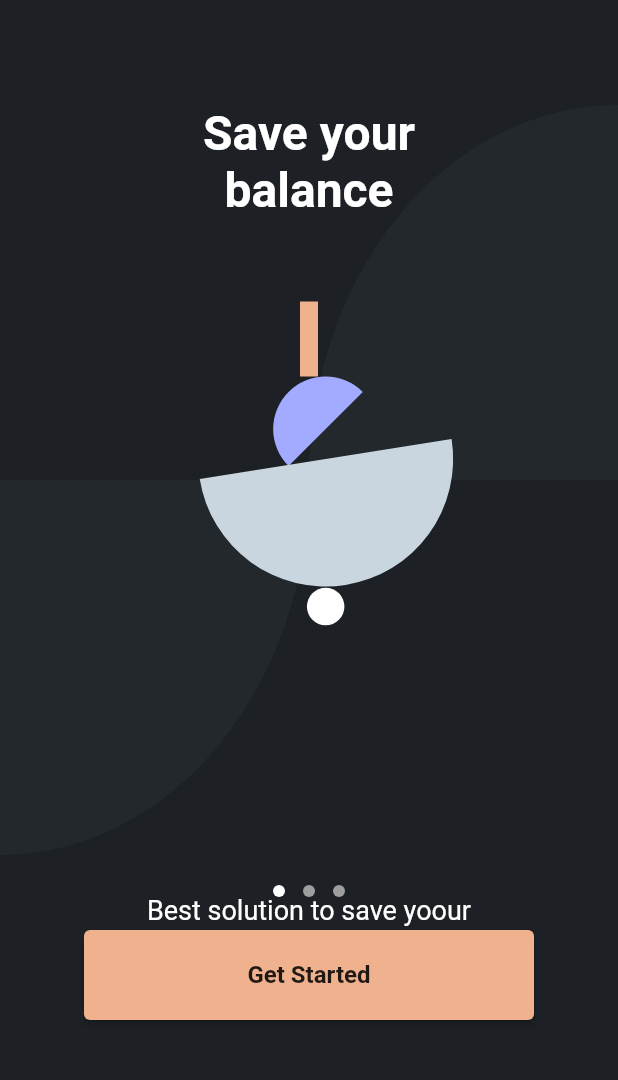
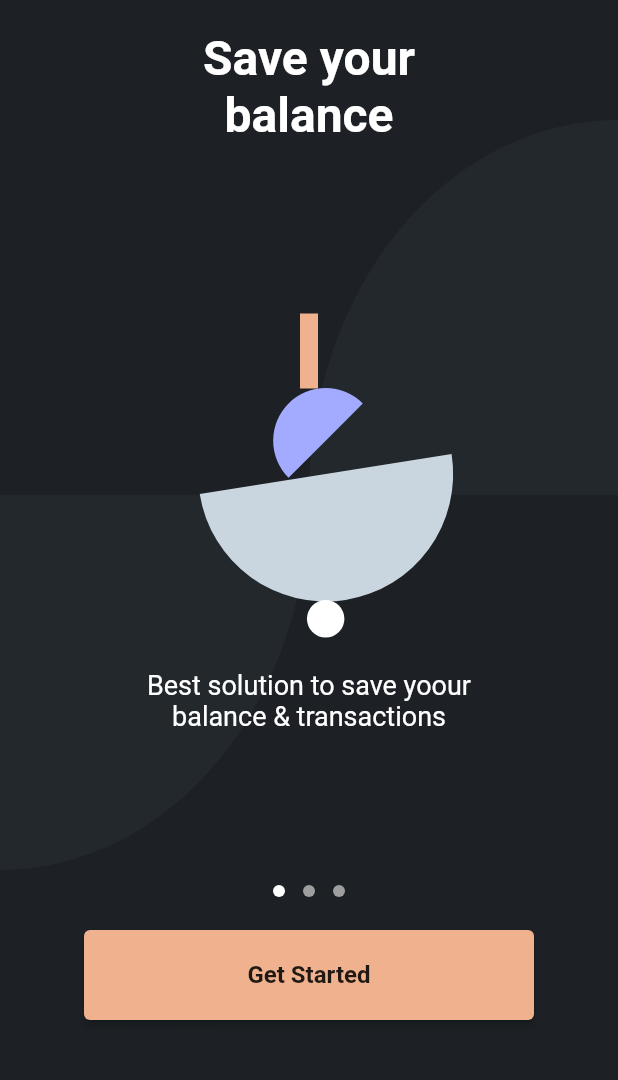
Before and after one commit to adolesamuel/sendme_work, a Flutter app: the screen it shows after launch, on a phone screen of 412 x 824 dp, the part 120-1200 px from its top. Run offline on Flutter 3.47's test engine with Material 2 defaults, Android fonts, the phone set to English and light mode, and no system bars; drawn by our look-alikes of introduction_screen; missing offline and left inert: number_display.

Commit message:
Support for multidevices

```diff
--- a/lib/home/home_page.dart
+++ b/lib/home/home_page.dart
@@ -24,6 +24,7 @@ class _HomePageState extends State<HomePage> {
       ),
       body: Padding(
         padding: const EdgeInsets.symmetric(horizontal: 8.0),
+        child: SingleChildScrollView(
           child: Column(
             children: [
               TopBar(),
@@ -70,7 +71,8 @@ class _HomePageState extends State<HomePage> {
                   children: const [
                     Text(
                       'Super Card',
-                    style: TextStyle(fontSize: 20, fontWeight: FontWeight.bold),
+                      style:
+                          TextStyle(fontSize: 20, fontWeight: FontWeight.bold),
                     ),
                     Icon(Icons.chevron_right),
                   ],
@@ -133,6 +135,7 @@ class _HomePageState extends State<HomePage> {
             ],
           ),
         ),
+      ),
     );
   }
 }
--- a/lib/intro_screen/intro_content.dart
+++ b/lib/intro_screen/intro_content.dart
@@ -1,3 +1,5 @@
+import 'dart:io';
+
 import 'package:flutter/material.dart';
 import 'package:sendme_work/common/bankcard/half_semi_circle.dart';
 import 'package:sendme_work/intro_screen/intro_objects.dart';
@@ -8,21 +10,24 @@ class IntroContent extends StatelessWidget {
   @override
   Widget build(BuildContext context) {
     return Padding(
-      padding: const EdgeInsets.only(top: 150),
+      padding: EdgeInsets.only(top: Platform.isIOS ? 150 : 100),
       child: Stack(
         children: [
-          SizedBox(
-            width: MediaQuery.of(context).size.width,
-            height: 500,
-            child: const HalfSemiCircle(
-              color: Color(0xff22282C),
-              onIntro: true,
+          Positioned(
+            top: 60,
+            child: SizedBox(
+              width: MediaQuery.of(context).size.width,
+              height: 500,
+              child: const HalfSemiCircle(
+                color: Color(0xff22282C),
+                onIntro: true,
+              ),
             ),
           ),
           Center(
             child: Column(
-              children: const [
-                SizedBox(
+              children: [
+                const SizedBox(
                   width: 200,
                   child: Text(
                     'Save your balance',
@@ -35,10 +40,10 @@ class IntroContent extends StatelessWidget {
                 ),
                 //Intro Items
                 SizedBox(
-                  height: 450,
-                  child: IntroObjects(),
+                  height: Platform.isIOS ? 450 : 350,
+                  child: const IntroObjects(),
                 ),
-                SizedBox(
+                const SizedBox(
                   width: 250,
                   child: Text(
                     'Best solution to save yoour balance & transactions',
```
Also changed, not shown: lib/intro_screen/intro_objects.dart (+5 -5 lines). Lines whose indentation alone changed are shown as unchanged.
